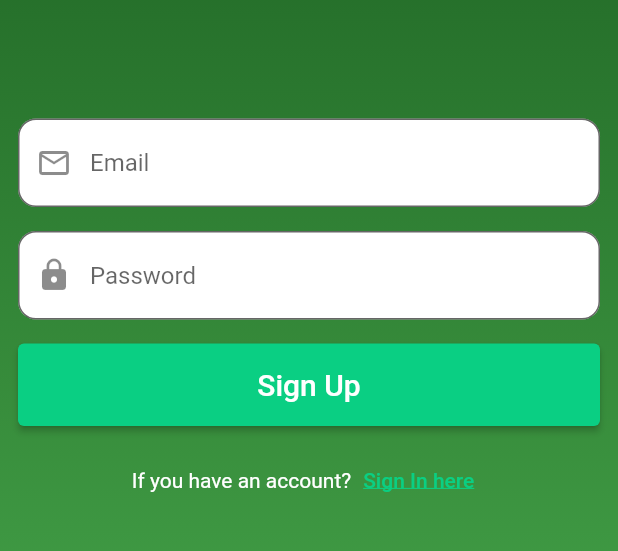
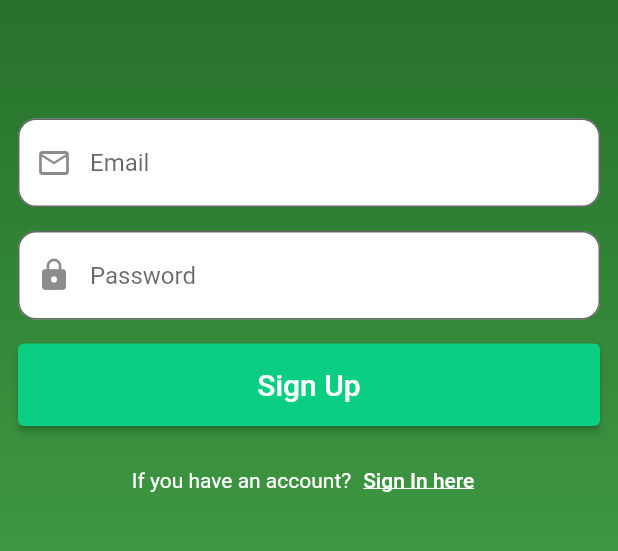
Before and after one commit to VladKodletov/ecom_705_original_gifts, a Flutter app: the screen it shows after launch, after a tap on "Sign Up here", on a phone screen of 412 x 824 dp, the part 351-902 px from its top. Run offline on Flutter 3.47's test engine with Material 2 defaults, Android fonts, the phone set to English and light mode, and no system bars; our stand-ins replace firebase_auth, firebase_core, flutter_rating_stars, tab_indicator_styler; accounts and stored records are empty; network calls fail.

Commit message:
issue bug routing SignUp

```diff
--- a/lib/screens/authent_screen.dart
+++ b/lib/screens/authent_screen.dart
@@ -16,33 +16,18 @@ class _ScreenAuthState extends State<ScreenAuth> {
   @override
   Widget build(BuildContext context) {
     return Scaffold(
-      // backgroundColor: Colors.teal[600],
-      // appBar: AppBar(
-      //   flexibleSpace: Container(
-      //     decoration: const BoxDecoration(
-      //       gradient: LinearGradient(
-      //         colors: [
-      //           Colors.green,
-      //           Color(0xFF0ACF83),
-      //         ],
-      //         begin: Alignment.bottomRight,
-      //         end: Alignment.topLeft,
-      //       ),
-      //     ),
-      //   ),
-      // ),
       body: StreamBuilder<User?>(
         stream: FirebaseAuth.instance.authStateChanges(),
         builder: (context, snapshot) {
-          if (snapshot.connectionState == ConnectionState.waiting) {
-            return const Center(
-              child: CircularProgressIndicator(),
-            );
-          } else if (snapshot.hasError) {
-            return const Center(
-              child: Text('Что-то пошло не так, сорюшки'),
-            );
-          } else if (snapshot.hasData) {
+          // if (snapshot.connectionState == ConnectionState.waiting) {
+          //   return const Center(
+          //     child: CircularProgressIndicator(),
+          //   );
+          // } else if (snapshot.hasError) {
+          //   return const Center(
+          //     child: Text('Что-то пошло не так, сорюшки'),
+          //   );
+          if (snapshot.hasData) {
             return const MainPage();
           } else {
             return const HeaderPage();
@@ -225,7 +210,7 @@ class _AuthInputFormState extends State<AuthInputForm> {
                 'Sign Up here',
                 style: TextStyle(
                   decoration: TextDecoration.underline,
-                  color: Color.fromARGB(255, 34, 46, 41),
+                  color: Color.fromARGB(255, 255, 255, 255),
                 ),
               ),
             ),
@@ -249,7 +234,6 @@ class _AuthInputFormState extends State<AuthInputForm> {
         password: passwordController.text.trim(),
       );
     } on FirebaseAuthException catch (e) {
-
       Utils.showSnackBar(e.message);
     }
     navigatorKey.currentState!.popUntil((route) => route.isFirst);
--- a/lib/screens/reg_authent_screen.dart
+++ b/lib/screens/reg_authent_screen.dart
@@ -211,7 +211,7 @@ class _RegAuthInputFormState extends State<RegAuthInputForm> {
                 'Sign In here',
                 style: TextStyle(
                   decoration: TextDecoration.underline,
-                  color: Color(0xFF0ACF83),
+                  color: Color.fromARGB(255, 255, 255, 255),
                 ),
               ),
             ),
@@ -222,22 +222,22 @@ class _RegAuthInputFormState extends State<RegAuthInputForm> {
   }
 
   Future signUp() async {
-    showDialog(
-      barrierDismissible: false,
-      context: context,
-      builder: (context) => const Center(
-        child: CircularProgressIndicator(),
-      ),
-    );
+    // showDialog(
+    //   barrierDismissible: false,
+    //   context: context,
+    //   builder: (context) => const Center(
+    //     child: CircularProgressIndicator(),
+    //   ),
+    // );
     try {
       await FirebaseAuth.instance.createUserWithEmailAndPassword(
         email: emailController.text.trim(),
         password: passwordController.text.trim(),
       );
+      navigatorKey.currentState!.popUntil((route) => route.isFirst);
     } on FirebaseAuthException catch (e) {
+      Utils.showSnackBar(e.message);
 
-      Utils.showSnackBar(e.message);
     }
-    navigatorKey.currentState!.popUntil((route) => route.isFirst);
   }
 }
```
